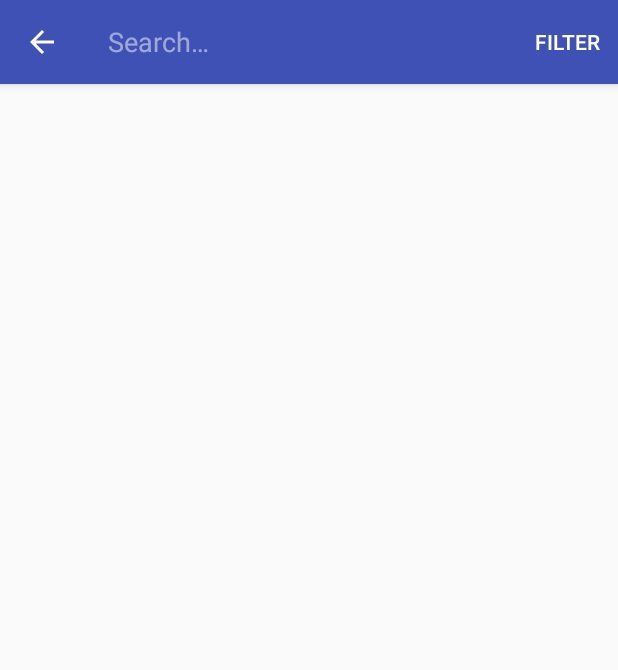
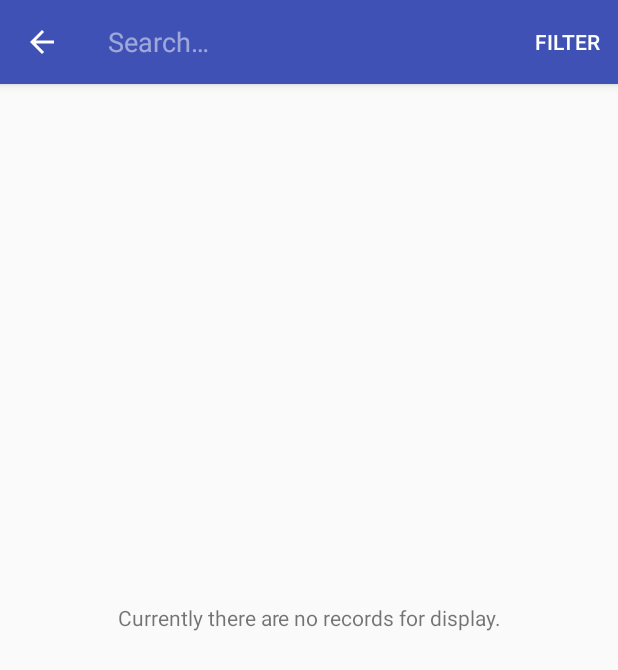
Before and after one commit to kartikprabhu20/YourEuro, an Android app: the HistoryActivity screen opened directly, with no data from a screen before it, after a tap on "Search", on a phone screen of 412 x 824 dp. Shown: the top 670 px of the screen. Run offline under Robolectric (Android 15) with nearby library versions, the phone set to English and light mode, and no system bars; our stand-ins replace ButterKnife; libraries missing offline, so code that uses them is left out: android.arch.persistence.

Commit message:
# Added Instant search/filter in HistoryAcivity

```diff
--- a/YourEuro/app/src/main/java/com/artexceptionals/youreuro/HistoryActivity.java
+++ b/YourEuro/app/src/main/java/com/artexceptionals/youreuro/HistoryActivity.java
@@ -10,8 +10,11 @@ import android.support.v7.widget.Toolbar;
 import android.view.Menu;
 import android.view.MenuInflater;
 import android.view.MenuItem;
+import android.view.View;
 import android.view.inputmethod.EditorInfo;
+import android.widget.TextView;
 
+import com.artexceptionals.youreuro.adapter.CashRecordAdapter;
 import com.artexceptionals.youreuro.model.CashRecordFilter;
 
 import butterknife.BindView;
@@ -22,6 +25,9 @@ public class HistoryActivity  extends AppCompatActivity {
     private static final int FILTER_REQUEST_CODE = 123;
     @BindView(R.id.recent_history_rv)
     RecyclerView mRecentsRecyclerView;
+
+    @BindView(R.id.noRecords_tv)
+    TextView noRecordsTextView;
 
     private MoneyControlManager moneyControlManager;
 
@@ -37,6 +43,14 @@ public class HistoryActivity  extends AppCompatActivity {
         moneyControlManager =  MoneyControlManager.getInstance(this);
         mRecentsRecyclerView.setLayoutManager(new LinearLayoutManager(this));
         mRecentsRecyclerView.setAdapter(moneyControlManager.getCashRecordAdapter());
+        noRecordsTextView.setVisibility(moneyControlManager.getCashRecordAdapter().getItemCount() >0 ? View.GONE : View.VISIBLE);
+
+        moneyControlManager.getCashRecordAdapter().attachCashRecordListListener(new CashRecordAdapter.CashRecordListListener() {
+            @Override
+            public void checkRecordList() {
+                noRecordsTextView.setVisibility(moneyControlManager.getCashRecordAdapter().getItemCount() >0 ? View.GONE : View.VISIBLE);
+            }
+        });
 
     }
 
@@ -56,6 +70,7 @@ public class HistoryActivity  extends AppCompatActivity {
 
                 @Override
                 public boolean onQueryTextChange(String newText) {
+                    moneyControlManager.getCashRecordAdapter().getFilter().filter(newText);
                     return false;
                 }
             });
--- a/YourEuro/app/src/main/java/com/artexceptionals/youreuro/MoneyControlManager.java
+++ b/YourEuro/app/src/main/java/com/artexceptionals/youreuro/MoneyControlManager.java
@@ -47,7 +47,7 @@ public class MoneyControlManager {
         cashRecordAdapter.addCashRecords(cashRecords);
     }
 
-    public RecyclerView.Adapter getCashRecordAdapter() {
+    public CashRecordAdapter getCashRecordAdapter() {
         return cashRecordAdapter;
     }
 
@@ -66,7 +66,7 @@ public class MoneyControlManager {
                 (cashRecordFilter.isAmountRangeFilter()?"AND amount BETWEEN '"+cashRecordFilter.getStartAmount()+"' AND '"+cashRecordFilter.getEndAmount()+"' ":"")+
                 (cashRecordFilter.isDateRangeFilter()?"AND timeStamp BETWEEN '"+cashRecordFilter.getStartTimeStamp()+"' AND '"+cashRecordFilter.getEndTimeStamp()+"' ":"")+
                 (cashRecordFilter.isCategoryFilter()?"AND categoryID = '"+category.getCategoryID()+"' AND catagoryName = '"+category.getCatagoryName()+"' AND imageID = '"+category.getImageID()+"' ":"")+
-                (cashRecordFilter.isPaymentFilter()?"AND paymenttype LIKE '"+ cashRecordFilter.getPaymentType()+"'":""));
+                (cashRecordFilter.isPaymentFilter()?"AND paymenttype = '"+ cashRecordFilter.getPaymentType()+"'":""));
 
         List<CashRecord> cashRecords = cashRecordDatabase.cashRecordDao().getCashRecords(simpleSQLiteQuery);
 
--- a/YourEuro/app/src/main/java/com/artexceptionals/youreuro/adapter/CashRecordAdapter.java
+++ b/YourEuro/app/src/main/java/com/artexceptionals/youreuro/adapter/CashRecordAdapter.java
@@ -7,10 +7,11 @@ import android.support.v7.widget.RecyclerView;
 import android.view.LayoutInflater;
 import android.view.View;
 import android.view.ViewGroup;
+import android.widget.Filter;
+import android.widget.Filterable;
 import android.widget.ImageView;
 import android.widget.TextView;
 
-import com.artexceptionals.youreuro.CustomClickListener;
 import com.artexceptionals.youreuro.DetailDisplayActivity;
 import com.artexceptionals.youreuro.R;
 import com.artexceptionals.youreuro.helpers.CurrencyHelper;
@@ -25,11 +26,13 @@ import java.util.List;
 import butterknife.BindView;
 import butterknife.ButterKnife;
 
-public class CashRecordAdapter extends RecyclerView.Adapter<CashRecordAdapter.CashRecordViewHolder>{
+public class CashRecordAdapter extends RecyclerView.Adapter<CashRecordAdapter.CashRecordViewHolder> implements Filterable {
 
-    private CustomClickListener clickListener;
     private List<CashRecord> recordList = new ArrayList<>();
+    private List<CashRecord> searchRecordList = new ArrayList<>();
     private Context context;
+    private CashRecordListListener cashRecordListListener;
+
 
     public CashRecordAdapter(Context context) {
         this.context = context;
@@ -47,7 +50,7 @@ public class CashRecordAdapter extends RecyclerView.Adapter<CashRecordAdapter.Ca
     public void onBindViewHolder(@NonNull CashRecordViewHolder holder, int index) {
 
         if (holder != null){
-            CashRecord cashRecord =  recordList.get(index);
+            CashRecord cashRecord =  searchRecordList.get(index);
 
             holder.categoryName.setText(cashRecord.getCategory().getCatagoryName());
             holder.paymentType.setText(cashRecord.getPaymentType());
@@ -65,34 +68,41 @@ public class CashRecordAdapter extends RecyclerView.Adapter<CashRecordAdapter.Ca
     @Override
     public int getItemCount() {
 
-        if (recordList != null) {
-            return recordList.size();
+        if (searchRecordList != null) {
+            return searchRecordList.size();
         }
         return 0;
     }
 
-    public void setClickListener(CustomClickListener clickListener){
-        this.clickListener = clickListener;
-    }
-
     public void addCashRecord(CashRecord cashRecord) {
         recordList.add(cashRecord);
+        searchRecordList.add(cashRecord);
         notifyDataSetChanged();
+        cashRecordListListener.checkRecordList();
     }
 
     public void addCashRecords(List cashRecordList) {
         recordList.addAll(cashRecordList);
+        searchRecordList.addAll(cashRecordList);
         notifyDataSetChanged();
+        cashRecordListListener.checkRecordList();
+
     }
 
     public void removeCashRecords(List cashRecordList) {
         recordList.removeAll(cashRecordList);
+        searchRecordList.removeAll(cashRecordList);
         notifyDataSetChanged();
+        cashRecordListListener.checkRecordList();
+
     }
 
     public void removeAllCashRecords() {
         recordList.clear();
+        searchRecordList.clear();
         notifyDataSetChanged();
+        cashRecordListListener.checkRecordList();
+
     }
 
     public class CashRecordViewHolder extends  RecyclerView.ViewHolder implements View.OnClickListener {
@@ -126,8 +136,56 @@ public class CashRecordAdapter extends RecyclerView.Adapter<CashRecordAdapter.Ca
         @Override
         public void onClick(View v) {
             Intent intent = new Intent(context, DetailDisplayActivity.class);
-            intent.putExtra(CashRecord.CASHRECORD_DETAIL,recordList.get(getAdapterPosition()));
+            intent.putExtra(CashRecord.CASHRECORD_DETAIL,searchRecordList.get(getAdapterPosition()));
             context.startActivity(intent);
         }
     }
+
+
+    @Override
+    public Filter getFilter() {
+        return customFilter;
+    }
+
+    private Filter customFilter = new Filter() {
+        @Override
+        protected FilterResults performFiltering(CharSequence constraint) {
+            List<CashRecord> filteredList = new ArrayList<>();
+
+            if (constraint == null || constraint.length() == 0) {
+                filteredList.addAll(recordList);
+            } else {
+                String filterPattern = constraint.toString().toLowerCase().trim();
+
+                for (CashRecord cashRecord : recordList) {
+                    if (cashRecord.getPaymentType().toLowerCase().contains(filterPattern)
+                            || cashRecord.getCategory().getCatagoryName().toLowerCase().contains(filterPattern)
+                            || cashRecord.getNotes().toLowerCase().contains(filterPattern)) {
+                        filteredList.add(cashRecord);
+                    }
+                }
+            }
+
+            FilterResults results = new FilterResults();
+            results.values = filteredList;
+
+            return results;
+        }
+
+        @Override
+        protected void publishResults(CharSequence constraint, FilterResults results) {
+            searchRecordList.clear();
+            searchRecordList.addAll((List) results.values);
+            notifyDataSetChanged();
+            cashRecordListListener.checkRecordList();
+        }
+    };
+
+    public void attachCashRecordListListener(CashRecordListListener cashRecordListListener){
+        this.cashRecordListListener = cashRecordListListener;
+    }
+    public interface CashRecordListListener {
+        void checkRecordList();
+    }
+
 }
--- a/YourEuro/app/src/main/res/layout/activity_history.xml
+++ b/YourEuro/app/src/main/res/layout/activity_history.xml
@@ -21,6 +21,12 @@
 
     </android.support.design.widget.AppBarLayout>
 
+    <TextView
+        android:layout_width="match_parent"
+        android:layout_height="match_parent"
+        android:gravity="center"
+        android:id="@+id/noRecords_tv"
+        android:text="@string/no_records_msg"/>
 
     <ScrollView
         android:layout_width="match_parent"
--- a/YourEuro/app/src/main/res/layout/cardview_balance.xml
+++ b/YourEuro/app/src/main/res/layout/cardview_balance.xml
@@ -29,7 +29,7 @@
                 android:layout_height="wrap_content"
                 android:padding="@dimen/unit3"
                 android:text="@string/balance"
-                android:textSize="@dimen/unit4"
+                android:textSize="@dimen/unit3_5"
                 android:layout_weight="4"/>
 
         </LinearLayout>
--- a/YourEuro/app/src/main/res/layout/cardview_cash_record.xml
+++ b/YourEuro/app/src/main/res/layout/cardview_cash_record.xml
@@ -23,7 +23,8 @@
             android:layout_height="@dimen/unit5"
             android:layout_weight="1"
             android:src="@drawable/youreuro_square"
-            android:padding="@dimen/unit2"/>
+            android:padding="@dimen/unit2"
+            android:layout_gravity="center_vertical"/>
 
         <LinearLayout
             android:layout_width="wrap_content"
--- a/YourEuro/app/src/main/res/values/strings.xml
+++ b/YourEuro/app/src/main/res/values/strings.xml
@@ -29,6 +29,7 @@
     <string name="filter">Filter</string>
     <string name="amount_range">Amount range:</string>
     <string name="date_range">Date range:</string>
+    <string name="no_records_msg">Currently there are no records for display.</string>
 
     <string-array name="paymenttypes_array">
         <item>Cash</item>
```
Also changed, not shown: YourEuro/app/src/main/java/com/artexceptionals/youreuro/MainActivity.java (+14 -0 lines), YourEuro/app/src/main/res/layout/cardview_recent_history.xml (+9 -2 lines).
